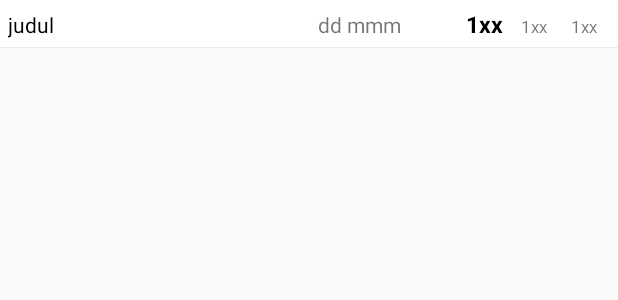
After one commit to aghagha/TUGAS_AKHIR_AWASI, an Android app: the layout laporan_item.xml on its own in the app's theme, with its tools: preview values and no code run, on a phone screen of 412 x 824 dp. The commit adds this screen. Shown: the top 300 px of the screen. Run offline under Robolectric (Android 15) with nearby library versions, the light colour scheme and no system bars; network calls fail.

Commit message:
laporan tugas done

```diff
--- a/app/src/main/java/com/aghagha/tagg/MuridActivity.java
+++ b/app/src/main/java/com/aghagha/tagg/MuridActivity.java
@@ -114,8 +114,8 @@ public class MuridActivity extends AppCompatActivity {
                     return FragmentPengumumanMurid.newInstance();
                 case 2: // TUGAS
                     return TugasMuridFragment.newInstance();
-                case 4: // CHAT
-                    return FragmentBerandaMurid.newInstance();
+                case 3: // CHAT
+                    return LaporanFragment.newInstance();
                 default:
                     return FragmentBerandaMurid.newInstance();
             }
--- a/app/src/main/java/com/aghagha/tagg/utilities/NetworkUtils.java
+++ b/app/src/main/java/com/aghagha/tagg/utilities/NetworkUtils.java
@@ -30,6 +30,8 @@ public class NetworkUtils {
     public static final String tugasMurid = server + "tugasMurid";
     public static final String mapel = server + "mapel";
 
+    public static final String laporan = server + "laporan";
+
     public static final String nilaGuru = server + "nilaiGuru";
 
     public static final String murid = server + "murid";
--- /dev/null
+++ b/app/src/main/res/layout/laporan_item.xml
@@ -0,0 +1,55 @@
+<?xml version="1.0" encoding="utf-8"?>
+<LinearLayout xmlns:android="http://schemas.android.com/apk/res/android"
+    android:orientation="horizontal" android:layout_width="match_parent"
+    android:layout_height="wrap_content"
+    android:padding="5dp"
+    android:weightSum="12"
+    android:background="@drawable/bottom_border">
+    <TextView
+        android:id="@+id/tv_judul"
+        android:layout_width="0dp"
+        android:layout_height="wrap_content"
+        android:layout_weight="6"
+        android:text="judul"
+        android:textColor="@android:color/black"/>
+    <TextView
+        android:id="@+id/tv_dibuat"
+        android:layout_width="0dp"
+        android:layout_height="wrap_content"
+        android:layout_weight="2"
+        android:text="dd mmm"
+        android:gravity="center_horizontal"/>
+    <ImageView
+        android:id="@+id/iv_arrow"
+        android:layout_width="0dp"
+        android:layout_height="wrap_content"
+        android:layout_weight="1"
+        android:text=""
+        android:gravity="center_horizontal"/>
+    <TextView
+        android:id="@+id/tv_nilai"
+        android:layout_width="0dp"
+        android:layout_height="wrap_content"
+        android:layout_weight="1"
+        android:text="1xx"
+        android:gravity="center_horizontal"
+        android:textColor="@android:color/black"
+        android:textStyle="bold"
+        android:textSize="15dp"/>
+    <TextView
+        android:id="@+id/tv_mean"
+        android:layout_width="0dp"
+        android:layout_height="wrap_content"
+        android:layout_weight="1"
+        android:text="1xx"
+        android:textSize="11dp"
+        android:gravity="center_horizontal"/>
+    <TextView
+        android:id="@+id/tv_max"
+        android:layout_width="0dp"
+        android:layout_height="wrap_content"
+        android:layout_weight="1"
+        android:text="1xx"
+        android:textSize="11dp"
+        android:gravity="center_horizontal"/>
+</LinearLayout>
```
Also changed, not shown: app/src/main/java/com/aghagha/tagg/LaporanAdapter.java (added, +93 -0 lines), app/src/main/java/com/aghagha/tagg/LaporanFragment.java (added, +172 -0 lines), app/src/main/java/com/aghagha/tagg/models/Laporan.java (added, +42 -0 lines), app/src/main/res/drawable/ic_down.xml (added, +9 -0 lines), app/src/main/res/drawable/ic_up.xml (added, +9 -0 lines), app/src/main/res/layout/fragment_laporan.xml (added, +29 -0 lines).
